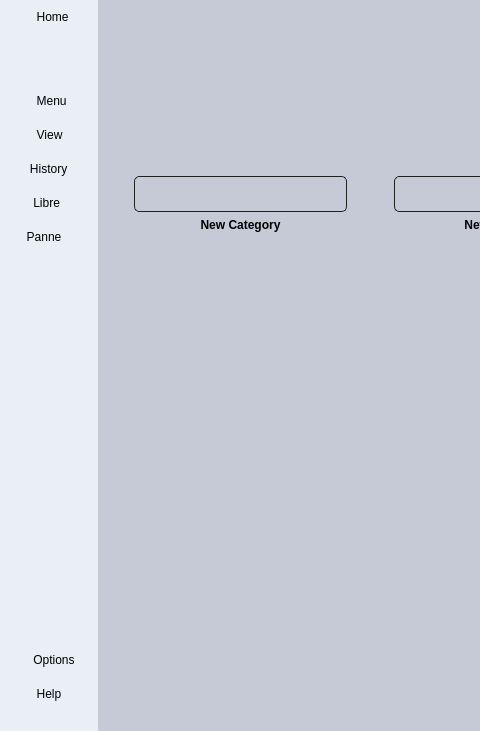
The window that forms/mainapp.ui (h471x/SQLite_Inventory_Management) describes before a commit, drawn with Qt 5; both pictures show x 0 to 480 and y 0 to 731 of the 1429 by 731 pixel window.
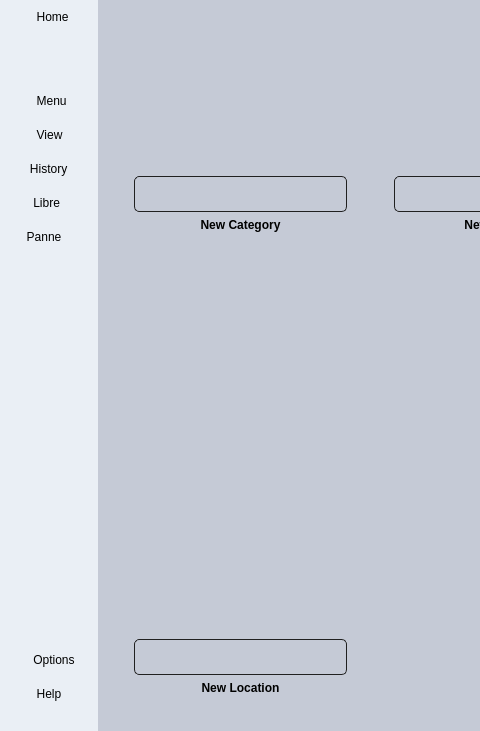
The same window after the commit. Icons and pictures are not drawn.

Commit message: Added New Location Button

```diff
--- a/forms/mainapp.ui
+++ b/forms/mainapp.ui
@@ -891,6 +891,46 @@
                             </property>
                            </widget>
                           </item>
+                          <item>
+                           <spacer name="verticalSpacer_2">
+                            <property name="orientation">
+                             <enum>Qt::Vertical</enum>
+                            </property>
+                            <property name="sizeHint" stdset="0">
+                             <size>
+                              <width>20</width>
+                              <height>5</height>
+                             </size>
+                            </property>
+                           </spacer>
+                          </item>
+                          <item>
+                           <widget class="QPushButton" name="locationBtn">
+                            <property name="text">
+                             <string/>
+                            </property>
+                            <property name="icon">
+                             <iconset resource="../resources/resources.qrc">
+                              <normaloff>:/icons/icons/black/add.png</normaloff>:/icons/icons/black/add.png</iconset>
+                            </property>
+                            <property name="iconSize">
+                             <size>
+                              <width>120</width>
+                              <height>200</height>
+                             </size>
+                            </property>
+                           </widget>
+                          </item>
+                          <item>
+                           <widget class="QLabel" name="label_14">
+                            <property name="text">
+                             <string>New Location</string>
+                            </property>
+                            <property name="alignment">
+                             <set>Qt::AlignHCenter|Qt::AlignTop</set>
+                            </property>
+                           </widget>
+                          </item>
                          </layout>
                         </widget>
                        </item>
```
